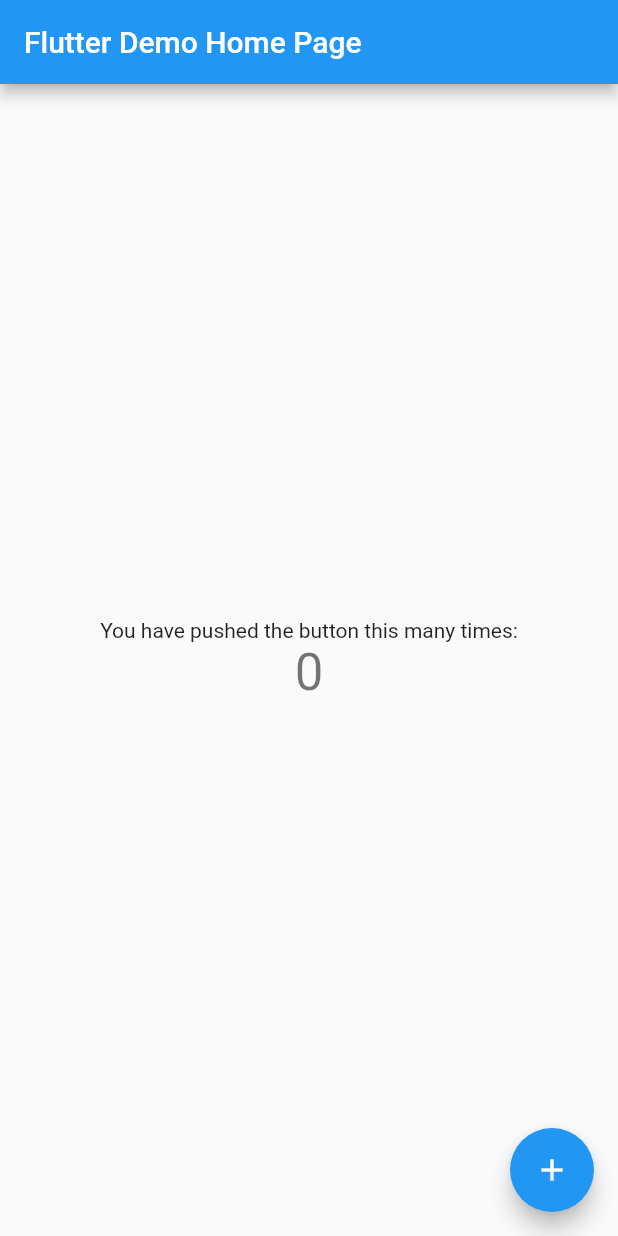
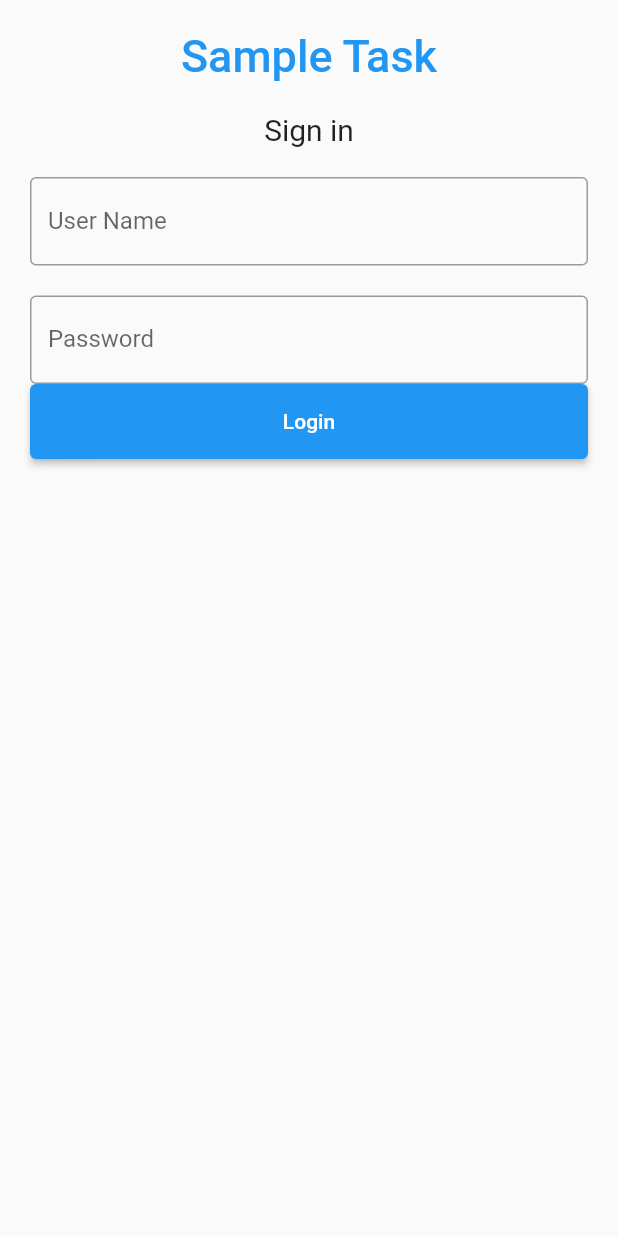
Before and after one commit to smartdami/msil_task_login, a Flutter app: the screen it shows after launch, on a phone screen of 412 x 824 dp. Run offline on Flutter 3.47's test engine with Material 2 defaults, Android fonts, the phone set to English and light mode, and no system bars; our stand-ins replace bloc, equatable, flutter_secure_storage.

Commit message:
add_first_commit

```diff
--- /dev/null
+++ b/lib/bloc/login_bloc.dart
@@ -0,0 +1,13 @@
+import 'package:bloc/bloc.dart';
+import 'package:equatable/equatable.dart';
+
+part 'login_event.dart';
+part 'login_state.dart';
+
+class LoginBloc extends Bloc<LoginEvent, LoginState> {
+  LoginBloc() : super(LoginInitial()) {
+    on<LoginEvent>((event, emit) {
+      // TODO: implement event handler
+    });
+  }
+}
--- a/lib/main.dart
+++ b/lib/main.dart
@@ -1,4 +1,6 @@
 import 'package:flutter/material.dart';
+
+import 'package:msil_task_login/ui/screens/login/loginscreen.dart';
 
 void main() {
   runApp(const MyApp());
@@ -6,110 +8,14 @@
 
 class MyApp extends StatelessWidget {
   const MyApp({super.key});
-
-  // This widget is the root of your application.
   @override
   Widget build(BuildContext context) {
     return MaterialApp(
       title: 'Flutter Demo',
       theme: ThemeData(
-        // This is the theme of your application.
-        //
-        // Try running your application with "flutter run". You'll see the
-        // application has a blue toolbar. Then, without quitting the app, try
-        // changing the primarySwatch below to Colors.green and then invoke
-        // "hot reload" (press "r" in the console where you ran "flutter run",
-        // or simply save your changes to "hot reload" in a Flutter IDE).
-        // Notice that the counter didn't reset back to zero; the application
-        // is not restarted.
         primarySwatch: Colors.blue,
       ),
-      home: const MyHomePage(title: 'Flutter Demo Home Page'),
+      home: const Scaffold(body: LoginScreen()),
     );
   }
 }
-
-class MyHomePage extends StatefulWidget {
-  const MyHomePage({super.key, required this.title});
-
-  // This widget is the home page of your application. It is stateful, meaning
-  // that it has a State object (defined below) that contains fields that affect
-  // how it looks.
-
-  // This class is the configuration for the state. It holds the values (in this
-  // case the title) provided by the parent (in this case the App widget) and
-  // used by the build method of the State. Fields in a Widget subclass are
-  // always marked "final".
-
-  final String title;
-
-  @override
-  State<MyHomePage> createState() => _MyHomePageState();
-}
-
-class _MyHomePageState extends State<MyHomePage> {
-  int _counter = 0;
-
-  void _incrementCounter() {
-    setState(() {
-      // This call to setState tells the Flutter framework that something has
-      // changed in this State, which causes it to rerun the build method below
-      // so that the display can reflect the updated values. If we changed
-      // _counter without calling setState(), then the build method would not be
-      // called again, and so nothing would appear to happen.
-      _counter++;
-    });
-  }
-
-  @override
-  Widget build(BuildContext context) {
-    // This method is rerun every time setState is called, for instance as done
-    // by the _incrementCounter method above.
-    //
-    // The Flutter framework has been optimized to make rerunning build methods
-    // fast, so that you can just rebuild anything that needs updating rather
-    // than having to individually change instances of widgets.
-    return Scaffold(
-      appBar: AppBar(
-        // Here we take the value from the MyHomePage object that was created by
-        // the App.build method, and use it to set our appbar title.
-        title: Text(widget.title),
-      ),
-      body: Center(
-        // Center is a layout widget. It takes a single child and positions it
-        // in the middle of the parent.
-        child: Column(
-          // Column is also a layout widget. It takes a list of children and
-          // arranges them vertically. By default, it sizes itself to fit its
-          // children horizontally, and tries to be as tall as its parent.
-          //
-          // Invoke "debug painting" (press "p" in the console, choose the
-          // "Toggle Debug Paint" action from the Flutter Inspector in Android
-          // Studio, or the "Toggle Debug Paint" command in Visual Studio Code)
-          // to see the wireframe for each widget.
-          //
-          // Column has various properties to control how it sizes itself and
-          // how it positions its children. Here we use mainAxisAlignment to
-          // center the children vertically; the main axis here is the vertical
-          // axis because Columns are vertical (the cross axis would be
-          // horizontal).
-          mainAxisAlignment: MainAxisAlignment.center,
-          children: <Widget>[
-            const Text(
-              'You have pushed the button this many times:',
-            ),
-            Text(
-              '$_counter',
-              style: Theme.of(context).textTheme.headline4,
-            ),
-          ],
-        ),
-      ),
-      floatingActionButton: FloatingActionButton(
-        onPressed: _incrementCounter,
-        tooltip: 'Increment',
-        child: const Icon(Icons.add),
-      ), // This trailing comma makes auto-formatting nicer for build methods.
-    );
-  }
-}
--- /dev/null
+++ b/lib/ui/screens/login/loginscreen.dart
@@ -0,0 +1,66 @@
+import 'package:flutter/material.dart';
+import 'package:msil_task_login/ui/screens/contact/contact_page.dart';
+
+class LoginScreen extends StatelessWidget {
+  const LoginScreen({super.key});
+
+  @override
+  Widget build(BuildContext context) {
+    TextEditingController nameController = TextEditingController();
+    TextEditingController passwordController = TextEditingController();
+    return Padding(
+        padding: const EdgeInsets.all(10),
+        child: ListView(
+          children: <Widget>[
+            Container(
+                alignment: Alignment.center,
+                padding: const EdgeInsets.all(10),
+                child: const Text(
+                  'Sample Task',
+                  style: TextStyle(
+                      color: Colors.blue,
+                      fontWeight: FontWeight.w500,
+                      fontSize: 30),
+                )),
+            Container(
+                alignment: Alignment.center,
+                padding: const EdgeInsets.all(10),
+                child: const Text(
+                  'Sign in',
+                  style: TextStyle(fontSize: 20),
+                )),
+            Container(
+              padding: const EdgeInsets.all(10),
+              child: TextField(
+                controller: nameController,
+                decoration: const InputDecoration(
+                  border: OutlineInputBorder(),
+                  labelText: 'User Name',
+                ),
+              ),
+            ),
+            Container(
+              padding: const EdgeInsets.fromLTRB(10, 10, 10, 0),
+              child: TextField(
+                obscureText: true,
+                controller: passwordController,
+                decoration: const InputDecoration(
+                  border: OutlineInputBorder(),
+                  labelText: 'Password',
+                ),
+              ),
+            ),
+            Container(
+                height: 50,
+                padding: const EdgeInsets.fromLTRB(10, 0, 10, 0),
+                child: ElevatedButton(
+                  child: const Text('Login'),
+                  onPressed: () {
+                    Navigator.push(context,
+                        MaterialPageRoute(builder: (_) => ContactPageList()));
+                  },
+                )),
+          ],
+        ));
+  }
+}
```
Also changed, not shown: lib/bloc/contact_bloc.dart (added, +13 -0 lines), lib/bloc/contact_event.dart (added, +8 -0 lines), lib/bloc/contact_state.dart (added, +10 -0 lines), lib/bloc/login_event.dart (added, +8 -0 lines), lib/bloc/login_state.dart (added, +10 -0 lines), lib/resources/api_helper.dart (added, +73 -0 lines), lib/resources/api_status.dart (added, +49 -0 lines), lib/resources/common_secure_store.dart (added, +22 -0 lines), lib/ui/screens/contact/contact_page.dart (added, +112 -0 lines), pubspec.yaml (+8 -3 lines), lib/repositories/login/login_repo.dart (added), lib/repositories/login/login_request.dart (added), pubspec.lock, 6 other files.
